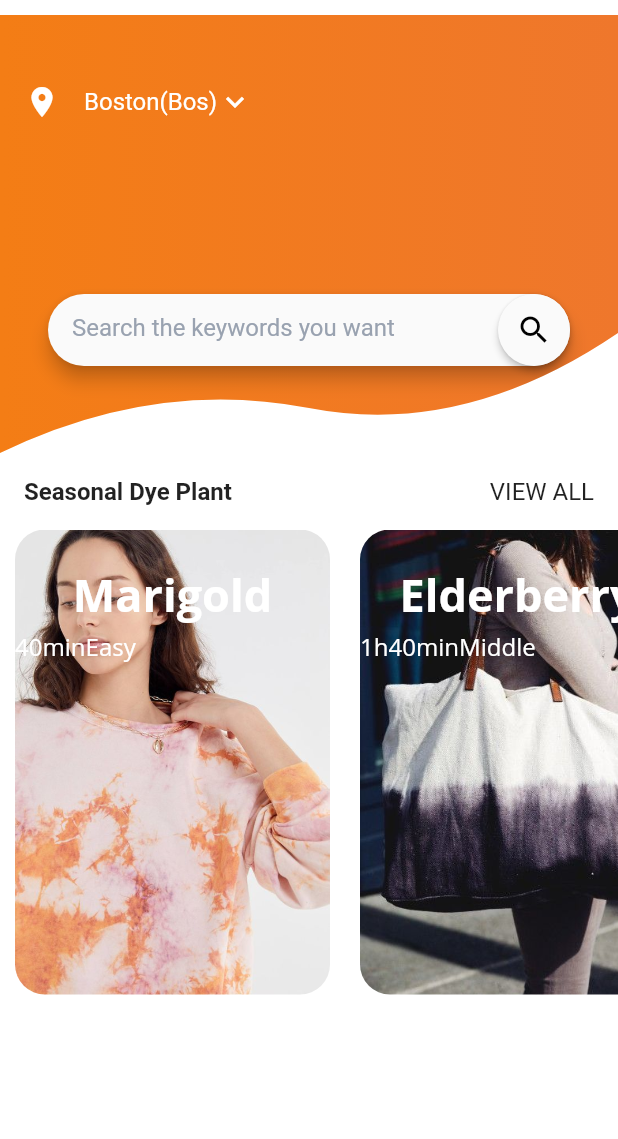
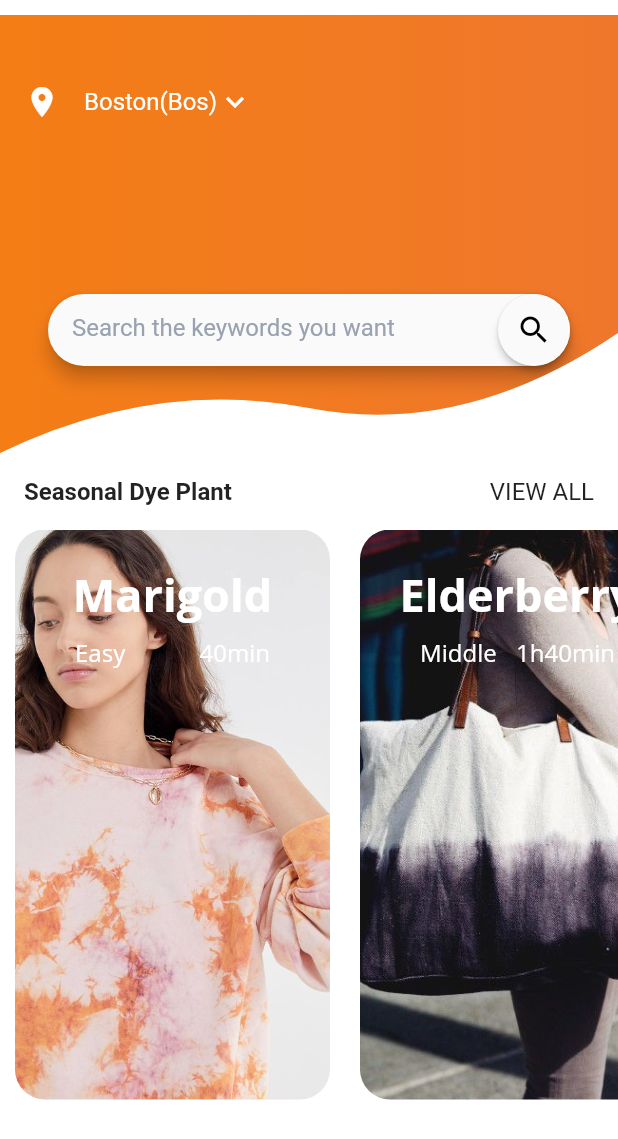
Before and after one commit to MaggieGreen/Natural-Dye, a Flutter app: the Profile screen opened by its route, on a phone screen of 412 x 824 dp. Shown: the top 1139 px of the screen. Run offline on Flutter 3.47's test engine with Material 2 defaults, Android fonts, the phone set to English and light mode, and no system bars; our stand-ins replace video_player.

Commit message:
homepage 1

```diff
--- a/lib/pages/profile.dart
+++ b/lib/pages/profile.dart
@@ -179,7 +179,7 @@ var homeScreenBottomPart = Column(
       ),
     ),
     Container(
-      height: 310.0,
+      height: 380.0,
       child: ListView(
         scrollDirection: Axis.horizontal,
         // children: [
@@ -213,9 +213,9 @@ List<PlantCard> plantCards = [
 ];
 
 class PlantCard extends StatelessWidget {
-  final String imagePath, plantName, leavel, time;
+  final String imagePath, plantName, level, time;
 
-  PlantCard(this.imagePath, this.plantName, this.leavel, this.time);
+  PlantCard(this.imagePath, this.plantName, this.level, this.time);
 
   @override
   Widget build(BuildContext context) {
@@ -226,7 +226,7 @@ class PlantCard extends StatelessWidget {
         child: Stack(
           children: [
             Container(
-              // height: 190.0,
+              height: 380.0,
               width: 210.0,
               child: Image.asset(
                 imagePath,
@@ -248,8 +248,23 @@ class PlantCard extends StatelessWidget {
                               color: Colors.white,
                               fontWeight: FontWeight.w700),
                         ),
-                        Row(
+                        Padding(
+                          padding: const EdgeInsets.symmetric(
+                              horizontal: 40.0, vertical: 4.0),
+                          child: Row(
+                            mainAxisSize: MainAxisSize.max,
+                            mainAxisAlignment: MainAxisAlignment.spaceBetween,
                             children: [
+                              Text(
+                                level,
+                                style: TextStyle(
+                                    fontSize: 16,
+                                    height: 1.5,
+                                    fontFamily: 'OpenSans',
+                                    color: Colors.white,
+                                    fontWeight: FontWeight.w400),
+                              ),
+                              Spacer(),
                               Text(
                                 time,
                                 style: TextStyle(
@@ -259,16 +274,8 @@ class PlantCard extends StatelessWidget {
                                     color: Colors.white,
                                     fontWeight: FontWeight.w400),
                               ),
-                            Text(
-                              leavel,
-                              style: TextStyle(
-                                  fontSize: 16,
-                                  height: 1.5,
-                                  fontFamily: 'OpenSans',
-                                  color: Colors.white,
-                                  fontWeight: FontWeight.w400),
+                            ],
                           ),
-                          ],
                         )
                       ],
                     )))
```
Also changed, not shown: 12 other files. Lines whose indentation alone changed are shown as unchanged.
